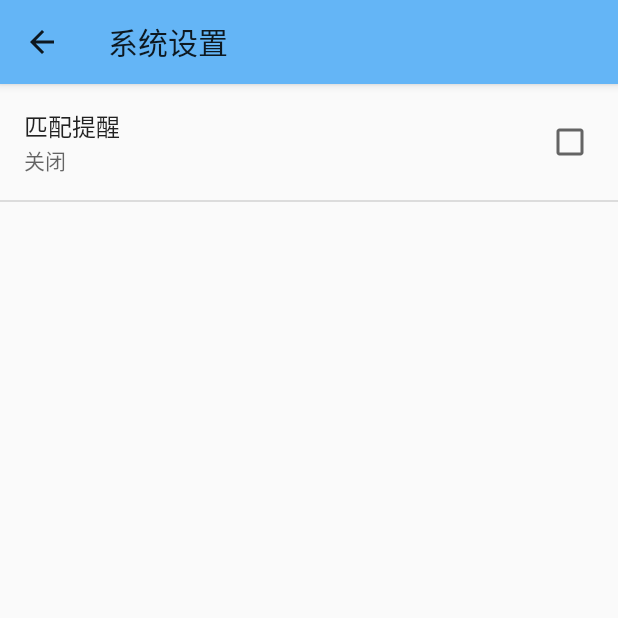
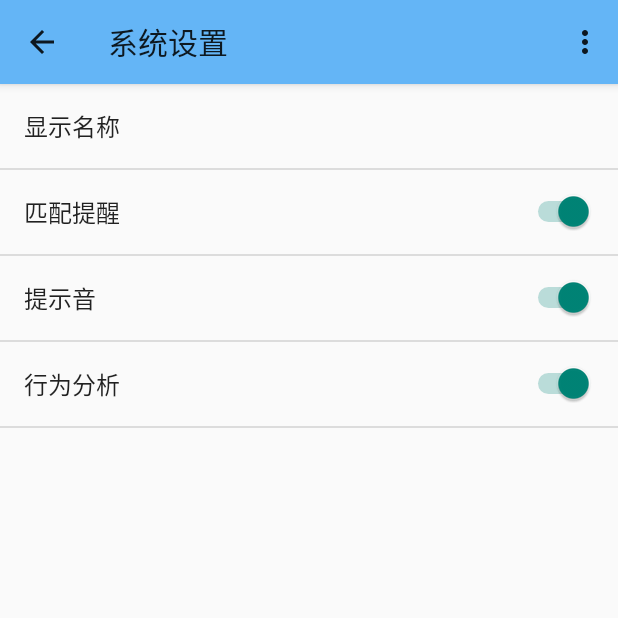
Before and after one commit to qwordy/Meet, an Android app: the fragment Pref_Fragment placed in its activity, on a phone screen of 412 x 824 dp, the top half of it. Run offline under Robolectric (Android 15) with nearby library versions, the phone set to English and light mode, and no system bars.

Commit message:
系统设置界面

```diff
--- a/code/Meet/meet/src/main/java/sjtu/se/Activity/Setting/SystemSettings.java
+++ b/code/Meet/meet/src/main/java/sjtu/se/Activity/Setting/SystemSettings.java
@@ -3,14 +3,12 @@ package sjtu.se.Activity.Setting;
 import android.support.v7.app.ActionBar;
 import android.support.v7.app.AppCompatActivity;
 import android.support.v7.widget.Toolbar;
-import android.view.KeyEvent;
 import sjtu.se.Fragment.Pref_Fragment;
 import sjtu.se.Meet.R;
 
 import android.content.BroadcastReceiver;
 import android.content.Context;
 import android.content.Intent;
-import android.content.IntentFilter;
 import android.os.Bundle;
 import android.view.Menu;
 import android.view.MenuItem;
@@ -18,10 +16,6 @@ import sjtu.se.Activity.ActivityControlCenter;
 
 public class SystemSettings extends AppCompatActivity {
 
-	//public static boolean dayOrNightChange = false;
-	//public static boolean night = false;
-
-	private IntentFilter intentFilter;
 	private BroadcastReceiver receiver = new BroadcastReceiver() {
 		@Override
 		public void onReceive(Context context, Intent intent) {
@@ -33,11 +27,7 @@ public class SystemSettings extends AppCompatActivity {
 	};
 
 	@Override
-
-	protected void onCreate(Bundle savedInstanceState) {
-
-		//SystemSettings.dayOrNight(this);
-
+    public void onCreate(Bundle savedInstanceState) {
         super.onCreate(savedInstanceState);
         setContentView(R.layout.activity_pref);
 
@@ -47,25 +37,12 @@ public class SystemSettings extends AppCompatActivity {
         ab.setDisplayHomeAsUpEnabled(true);
 
         getFragmentManager().beginTransaction().replace(R.id.pref_fragment_container, new Pref_Fragment()).commit();
-
-		//intentFilter = new IntentFilter();
-		//intentFilter.addAction(ActivityControlCenter.ACTIVITY_EXIT_ACTION);
-		//this.registerReceiver(receiver, intentFilter);
-
-	}
-
-	@Override
-	public boolean onKeyDown(int keyCode, KeyEvent event)  {
-		if (keyCode == KeyEvent.KEYCODE_MENU) {
-			return true;
-		}
-		return super.onKeyDown(keyCode, event);
     }
 
     @Override
     public boolean onCreateOptionsMenu(Menu menu) {
         // Inflate the menu; this adds items to the action bar if it is present.
-		//getMenuInflater().inflate(R.menu.search, menu);
+        getMenuInflater().inflate(R.menu.search, menu);
         return true;
     }
 
--- a/code/Meet/meet/src/main/java/sjtu/se/Fragment/Pref_Fragment.java
+++ b/code/Meet/meet/src/main/java/sjtu/se/Fragment/Pref_Fragment.java
@@ -1,13 +1,48 @@
 package sjtu.se.Fragment;
 
+import android.content.SharedPreferences;
 import android.os.Bundle;
+import android.preference.Preference;
 import android.preference.PreferenceFragment;
 import sjtu.se.Meet.R;
 
-public class Pref_Fragment extends PreferenceFragment {
+public class Pref_Fragment extends PreferenceFragment
+        implements SharedPreferences.OnSharedPreferenceChangeListener {
+
+    public static final String KEY_PREF_NICKNAME = "pref_nickname";
+    public static SharedPreferences prefs;
+
     @Override
     public void onCreate(final Bundle savedInstanceState){
+        Preference nicknamePref;
+
         super.onCreate(savedInstanceState);
         addPreferencesFromResource(R.xml.system);
+
+        prefs = getPreferenceScreen().getSharedPreferences();
+        if((nicknamePref = findPreference(KEY_PREF_NICKNAME))!=null){
+            nicknamePref.setSummary(prefs.getString(KEY_PREF_NICKNAME, ""));
+        }
     }
+
+    @Override
+    public void onResume() {
+        super.onResume();
+        prefs.registerOnSharedPreferenceChangeListener(this);
+    }
+
+    @Override
+    public void onPause() {
+        super.onPause();
+        prefs.unregisterOnSharedPreferenceChangeListener(this);
+    }
+
+    public void onSharedPreferenceChanged(SharedPreferences sharedPreferences, String key) {
+        if (key.equals(KEY_PREF_NICKNAME)) {
+            Preference nicknamePref = findPreference(key);
+            // Set summary to be the user-description for the selected value
+            nicknamePref.setSummary(sharedPreferences.getString(key, ""));
+        }
+    }
+
 }
--- a/code/Meet/meet/src/main/res/values/strings.xml
+++ b/code/Meet/meet/src/main/res/values/strings.xml
@@ -11,9 +11,16 @@
     <string name="action_analysis">手机行为分析</string>
     <string name="action_logout">退出</string>
 
+    <string name="title_activity_system_settings">系统设置</string>
+    <string name="pref_alert_title">匹配提醒</string>
+    <string name="pref_nickname_title">显示名称</string>
+    <string name="pref_nickname_edit_title">输入自定义名称</string>
+    <string name="pref_sound_title">提示音</string>
+    <string name="pref_analysis_title">行为分析</string>
     <string name="on">开启</string>
     <string name="off">关闭</string>
-    <string name="title_activity_system_settings">系统设置</string>
+    <string name="empty">未设置</string>
+
     <string name="overt">公开</string>
     <string name="hide">隐藏</string>
     <string name="devBtn">附近的人</string>
--- a/code/Meet/meet/src/main/res/xml/system.xml
+++ b/code/Meet/meet/src/main/res/xml/system.xml
@@ -1,11 +1,23 @@
 <?xml version="1.0" encoding="utf-8"?>
 <PreferenceScreen xmlns:android="http://schemas.android.com/apk/res/android" >
-    <CheckBoxPreference android:summary="@string/off"
-                        android:key="day_or_night"
-                        android:summaryOn="@string/on"
-                        android:title="匹配提醒"
-                        android:defaultValue="false"
-                        android:summaryOff="@string/off"
-                        android:enabled="true"
-                        android:disableDependentsState="false"/>
+    <EditTextPreference android:key="pref_nickname"
+                        android:title="@string/pref_nickname_title"
+                        android:defaultValue=""
+                        android:dialogTitle="@string/pref_nickname_edit_title"
+                        android:summary="@string/empty"/>
+    <SwitchPreference android:key="pref_alert_switch"
+                      android:title="@string/pref_alert_title"
+                      android:defaultValue="true"
+                      android:switchTextOff="Off"
+                      android:switchTextOn="On"/>
+    <SwitchPreference android:key="pref_sound_switch"
+                      android:title="@string/pref_sound_title"
+                      android:defaultValue="true"
+                      android:switchTextOff="Off"
+                      android:switchTextOn="On"/>
+    <SwitchPreference android:key="pref_analysis_switch"
+                      android:title="@string/pref_analysis_title"
+                      android:defaultValue="true"
+                      android:switchTextOff="Off"
+                      android:switchTextOn="On"/>
 </PreferenceScreen>
```
Lines whose indentation alone changed are shown as unchanged.
